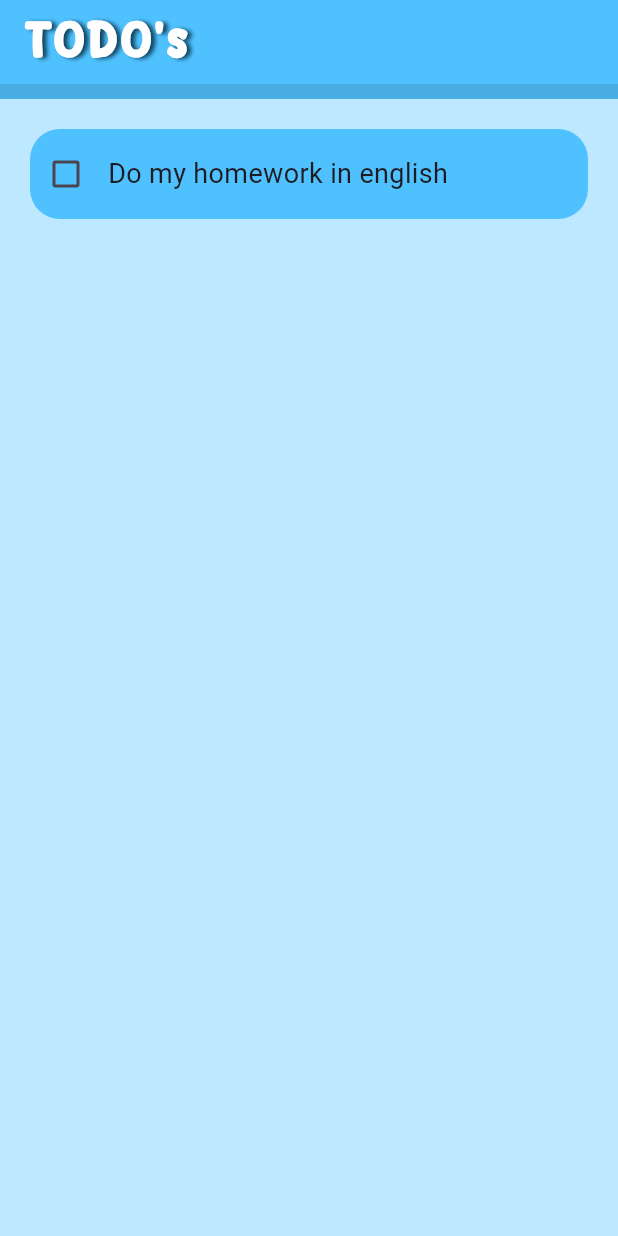
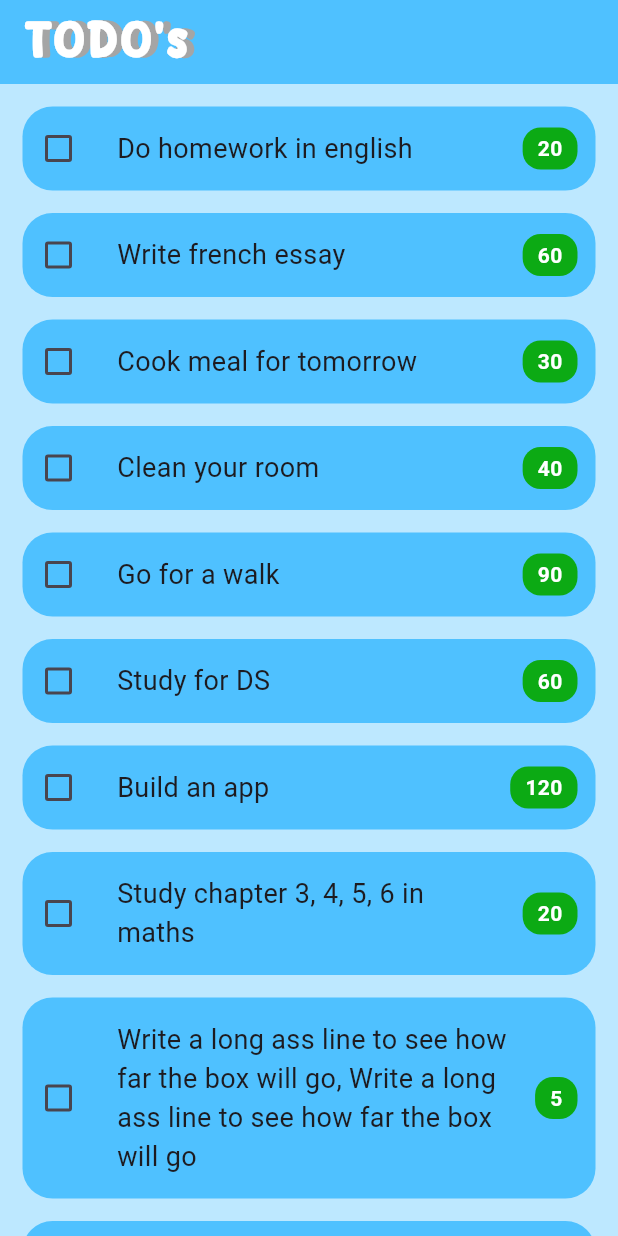
Before and after one commit to belminmulahusic/todo-app, a Flutter app: the screen it shows after launch, on a phone screen of 412 x 824 dp. Run offline on Flutter 3.47's test engine with Material 3 defaults, Android fonts, the phone set to English and light mode, and no system bars.

Commit message:
started building function to estimate task duration

```diff
--- a/lib/pages/home_page.dart
+++ b/lib/pages/home_page.dart
@@ -1,8 +1,36 @@
 import 'package:flutter/material.dart';
 import 'todo_tile.dart';
 
-class TodoHomePage extends StatelessWidget {
+class TodoHomePage extends StatefulWidget {
   const TodoHomePage({super.key});
+
+  @override
+  State<TodoHomePage> createState() => _TodoHomePage();
+}
+
+class _TodoHomePage extends State<TodoHomePage> {
+  final List tasks = [
+    ['Do homework in english', false, 20],
+    ['Write french essay', false, 60],
+    ['Cook meal for tomorrow', false, 30],
+    ['Clean your room', false, 40],
+    ['Go for a walk', false, 90],
+    ['Study for DS', false, 60],
+    ['Build an app', false, 120],
+    ['Study chapter 3, 4, 5, 6 in maths', false, 20],
+    [
+      'Write a long ass line to see how far the box will go, Write a long ass line to see how far the box will go',
+      false,
+      5,
+    ],
+    ['Whatup', false, 15],
+  ];
+
+  void checkBoxChanged(bool? value, int index) {
+    setState(() {
+      tasks[index][1] = !tasks[index][1];
+    });
+  }
 
   @override
   Widget build(BuildContext context) {
@@ -19,28 +47,25 @@ class TodoHomePage extends StatelessWidget {
             fontWeight: FontWeight.bold,
             shadows: [
               Shadow(
-                color: Color.fromARGB(255, 17, 70, 98),
-                offset: Offset(3.0, 1.0),
-                blurRadius: 3.0,
+                color: Color.fromARGB(255, 165, 165, 165),
+                offset: Offset(5, 0),
+                blurRadius: 0,
               ),
             ],
             letterSpacing: 2,
           ),
         ),
       ),
-      body: Column(
-        children: [
-          const Divider(
-            color: Color.fromARGB(255, 72, 173, 227),
-            thickness: 10,
-            height: 10,
-          ),
-          TodoTile(
-            taskName: 'Do my homework in english',
-            isDone: false,
-            onChanged: (bool? value) => {},
-          ),
-        ],
+      body: ListView.builder(
+        itemCount: tasks.length,
+        itemBuilder: (context, index) {
+          return TodoTile(
+            taskName: tasks[index][0],
+            isDone: tasks[index][1],
+            minutes: tasks[index][2],
+            onChanged: (value) => checkBoxChanged(value, index),
+          );
+        },
       ),
     );
   }
--- a/lib/pages/todo_tile.dart
+++ b/lib/pages/todo_tile.dart
@@ -3,22 +3,23 @@ import 'package:flutter/material.dart';
 class TodoTile extends StatelessWidget {
   final String taskName;
   final bool isDone;
+  final int minutes;
   final Function(bool?) onChanged;
 
   const TodoTile({
     super.key,
     required this.taskName,
     required this.isDone,
+    required this.minutes,
     required this.onChanged,
   });
 
   @override
   Widget build(BuildContext context) {
     return Padding(
-      padding: const EdgeInsets.all(20.0),
+      padding: const EdgeInsets.fromLTRB(15, 15, 15, 0),
       child: Container(
         width: 400,
-        height: 60,
         decoration: BoxDecoration(
           color: Color.fromARGB(255, 79, 193, 255),
           borderRadius: BorderRadius.circular(20),
@@ -28,17 +29,44 @@ class TodoTile extends StatelessWidget {
             Checkbox(
               value: isDone,
               onChanged: onChanged,
-              activeColor: Colors.white,
-              checkColor: Colors.black,
+              activeColor: const Color.fromARGB(255, 187, 230, 255),
+              checkColor: const Color.fromARGB(255, 0, 44, 78),
+            ),
+            Expanded(
+              child: Padding(
+                padding: const EdgeInsets.all(15.0),
+                child: Container(
+                  decoration: BoxDecoration(
+                    borderRadius: BorderRadius.circular(20),
+                    color: const Color.fromARGB(255, 79, 193, 255),
+                  ),
+                  child: Text(
+                    taskName,
+                    style: const TextStyle(fontSize: 18),
+                    overflow: TextOverflow.visible,
+                    maxLines: null,
+                  ),
+                ),
+              ),
             ),
             Padding(
-              padding: const EdgeInsets.all(4.0),
+              padding: const EdgeInsets.only(right: 12.0),
               child: Container(
+                padding: const EdgeInsets.symmetric(
+                  horizontal: 10,
+                  vertical: 4,
+                ),
                 decoration: BoxDecoration(
-                  borderRadius: BorderRadius.circular(20),
-                  color: const Color.fromARGB(255, 79, 193, 255),
+                  color: const Color.fromARGB(255, 12, 170, 20),
+                  borderRadius: BorderRadius.circular(12),
                 ),
-                child: Text(taskName, style: const TextStyle(fontSize: 18)),
+                child: Text(
+                  minutes.toString(),
+                  style: const TextStyle(
+                    color: Colors.white,
+                    fontWeight: FontWeight.bold,
+                  ),
+                ),
               ),
             ),
           ],
```
